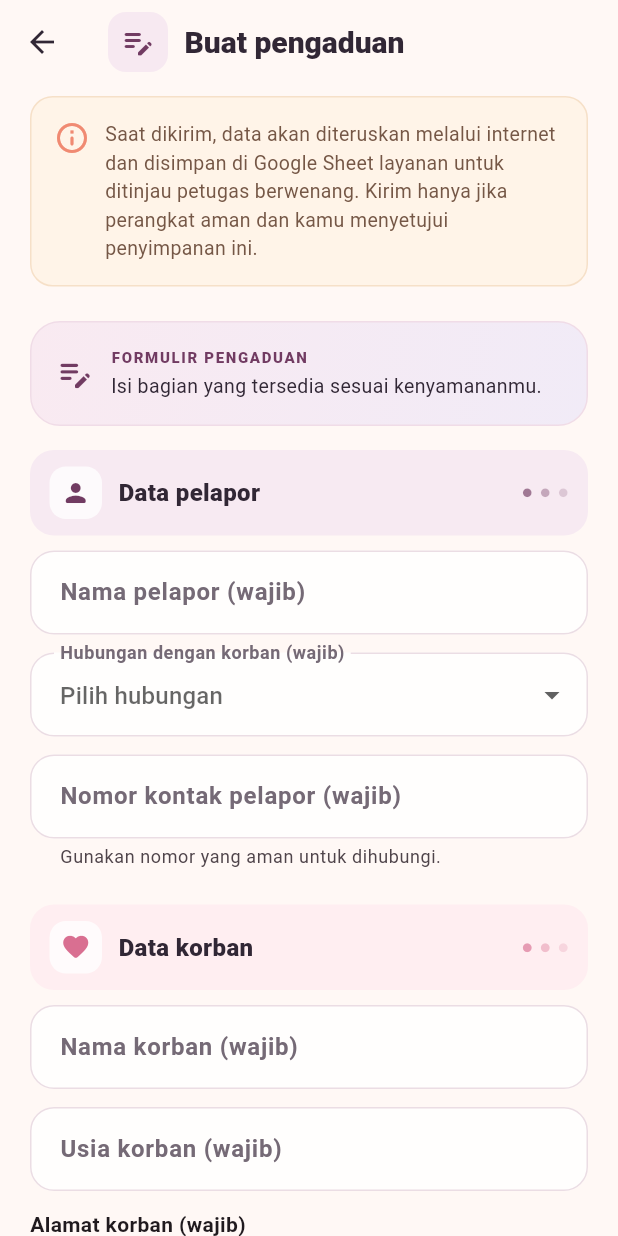
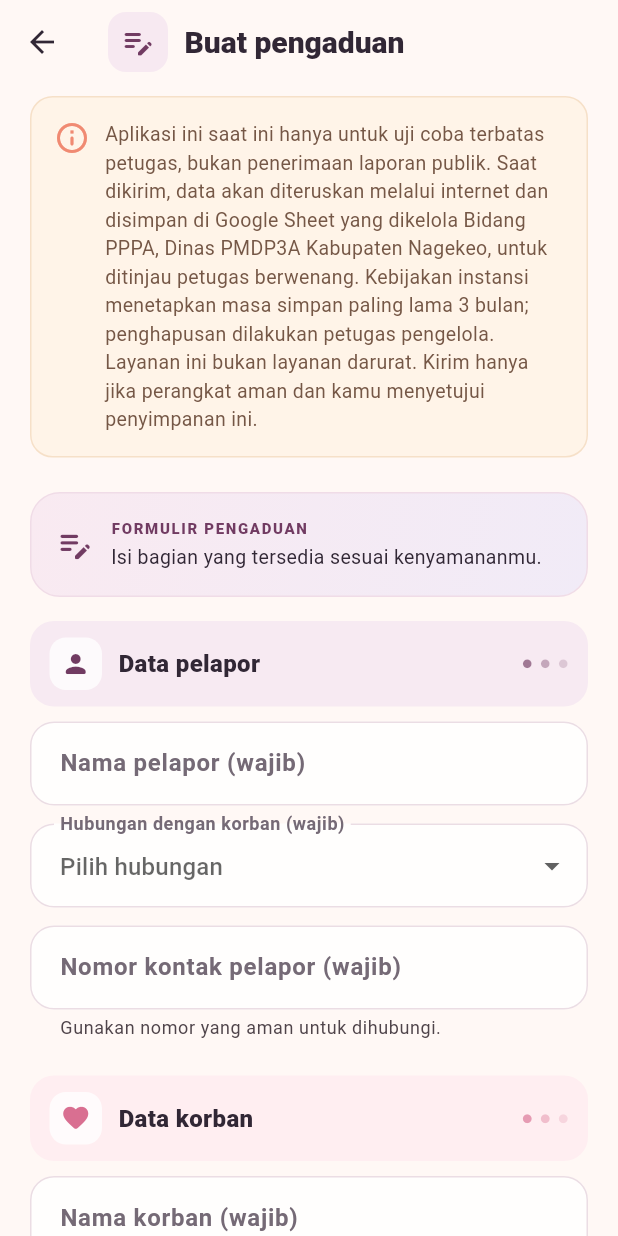
Before and after one commit to bidangpppanagekeo-jpg/SI-PELKA, a Flutter app: the screen it shows after launch, after a tap on "Buat pengaduan", on a phone screen of 412 x 824 dp. Run offline on Flutter 3.47's test engine with Material 3 defaults, Android fonts, the phone set to English and light mode, and no system bars.

Commit message:
Prepare staff-only complaint pilot
Co-authored-by: Copilot <223556219+Copilot@users.noreply.github.com>

```diff
--- a/lib/main.dart
+++ b/lib/main.dart
@@ -305,7 +305,9 @@ class HomePage extends StatelessWidget {
                   SizedBox(width: 10),
                   Expanded(
                     child: Text(
-                      'Pengaduan tersimpan setelah layanan terhubung. Ini bukan layanan darurat dan tidak menjamin respons segera.',
+                      'Aplikasi ini sedang diuji secara terbatas oleh petugas dan belum '
+                      'dibuka untuk penerimaan laporan publik. Ini bukan layanan darurat '
+                      'dan tidak menjamin respons segera.',
                       style: TextStyle(
                         color: Color(0xFF426E69),
                         fontSize: 12,
@@ -329,7 +331,10 @@ class HomePage extends StatelessWidget {
       'Jika perangkat ini mungkin dipantau, pertimbangkan memakai perangkat orang tepercaya. '
           'Jangan gunakan aplikasi ini bila hal itu dapat meningkatkan risiko. '
           'Aplikasi ini tidak menjamin kerahasiaan perangkat. Pengaduan yang berhasil dikirim '
-          'akan disimpan di Google Sheet layanan.',
+          'akan disimpan di Google Sheet yang dikelola Bidang PPPA, Dinas PMDP3A Kabupaten '
+          'Nagekeo, dan hanya dapat diakses petugas berwenang. Kebijakan instansi menetapkan '
+          'masa simpan paling lama 3 bulan; petugas pengelola bertanggung jawab menghapus '
+          'data sesuai masa retensi. Layanan ini bukan layanan darurat.',
     );
   }
 
@@ -613,9 +618,14 @@ class _ComplaintPageState extends State<ComplaintPage> {
                     SizedBox(width: 10),
                     Expanded(
                       child: Text(
-                        'Saat dikirim, data akan diteruskan melalui internet dan disimpan '
-                        'di Google Sheet layanan untuk ditinjau petugas berwenang. '
-                        'Kirim hanya jika perangkat aman dan kamu menyetujui penyimpanan ini.',
+                        'Aplikasi ini saat ini hanya untuk uji coba terbatas petugas, bukan '
+                        'penerimaan laporan publik. Saat dikirim, data akan diteruskan '
+                        'melalui internet dan disimpan '
+                        'di Google Sheet yang dikelola Bidang PPPA, Dinas PMDP3A Kabupaten '
+                        'Nagekeo, untuk ditinjau petugas berwenang. Kebijakan instansi '
+                        'menetapkan masa simpan paling lama 3 bulan; penghapusan dilakukan '
+                        'petugas pengelola. Layanan ini bukan layanan darurat. Kirim hanya '
+                        'jika perangkat aman dan kamu menyetujui penyimpanan ini.',
                         style: TextStyle(
                           color: Color(0xFF755746),
                           height: 1.45,
@@ -937,8 +947,10 @@ class _ComplaintPageState extends State<ComplaintPage> {
                     setState(() => _privacyConsent = value ?? false),
                 title: const Text(
                   'Saya setuju data pengaduan ini, termasuk data pribadi dan kronologi, '
-                  'dikirim dan disimpan di Google Sheet milik layanan agar dapat ditinjau '
-                  'petugas berwenang.',
+                  'dikirim dan disimpan di Google Sheet yang dikelola Bidang PPPA, Dinas '
+                  'PMDP3A Kabupaten Nagekeo agar dapat ditinjau petugas berwenang. Data '
+                  'disimpan paling lama 3 bulan sesuai kebijakan instansi dan dihapus oleh '
+                  'petugas pengelola.',
                   style: TextStyle(fontSize: 13, height: 1.35),
                 ),
               ),
@@ -1182,8 +1194,10 @@ class ConfirmationPage extends StatelessWidget {
                   style: TextStyle(fontSize: 23, fontWeight: FontWeight.w800)),
               const SizedBox(height: 12),
               const Text(
-                'Pengaduan sudah tersimpan di Google Sheet layanan untuk ditinjau petugas '
-                'berwenang. Penyimpanan ini belum menjamin tindak lanjut atau respons darurat.',
+                'Pengaduan sudah tersimpan di Google Sheet Bidang PPPA, Dinas PMDP3A '
+                'Kabupaten Nagekeo untuk ditinjau petugas berwenang. Data disimpan paling '
+                'lama 3 bulan sesuai kebijakan instansi dan dihapus oleh petugas pengelola. '
+                'Penyimpanan ini belum menjamin tindak lanjut atau respons darurat.',
                 textAlign: TextAlign.center,
                 style: TextStyle(height: 1.5, color: Color(0xFF655A62)),
               ),
```
Also changed, not shown: 3 other files.
